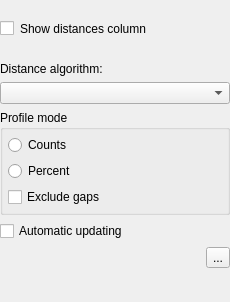
Before: the Qt Designer form src/corelibs/U2View/src/ov_msa/SeqStatistics/MSADistancesColumnSettingsWidget.ui in violethaze74/ugene, drawn with Qt 5.
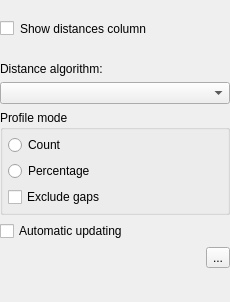
After: the same form once the commit is applied. Icons and pictures are not drawn.

The edit to the form file:
```diff
--- a/src/corelibs/U2View/src/ov_msa/SeqStatistics/MSADistancesColumnSettingsWidget.ui
+++ b/src/corelibs/U2View/src/ov_msa/SeqStatistics/MSADistancesColumnSettingsWidget.ui
@@ -129,14 +129,14 @@
             <item>
              <widget class="QRadioButton" name="countsButton">
               <property name="text">
-               <string>Counts</string>
+               <string>Count</string>
               </property>
              </widget>
             </item>
             <item>
              <widget class="QRadioButton" name="percentsButton">
               <property name="text">
-               <string>Percent</string>
+               <string>Percentage</string>
               </property>
              </widget>
             </item>
```
